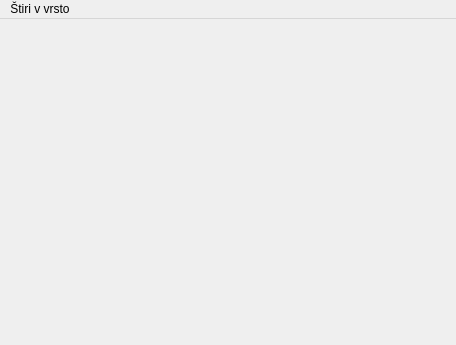
vladimirrujevic/rpoprojekt, file glavnookno.ui: the form before one commit.
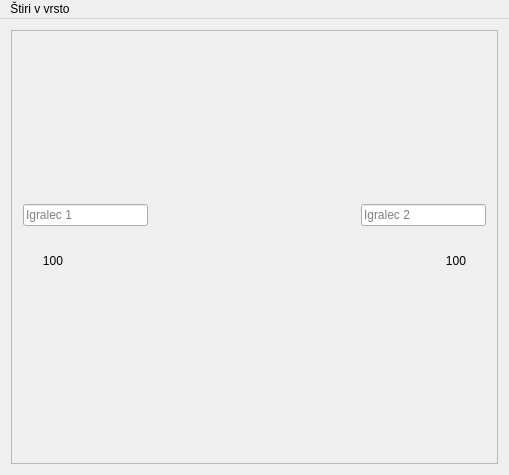
The form after the commit. Icons and pictures are not drawn.

```diff
--- a/glavnookno.ui
+++ b/glavnookno.ui
@@ -6,8 +6,8 @@
    <rect>
     <x>0</x>
     <y>0</y>
-    <width>456</width>
-    <height>345</height>
+    <width>509</width>
+    <height>475</height>
    </rect>
   </property>
   <property name="acceptDrops">
@@ -16,15 +16,220 @@
   <property name="windowTitle">
    <string>Štiri v vrsto</string>
   </property>
+  <property name="styleSheet">
+   <string notr="true"/>
+  </property>
   <widget class="QWidget" name="centralWidget">
-   <layout class="QGridLayout" name="gridLayout"/>
+   <property name="autoFillBackground">
+    <bool>false</bool>
+   </property>
+   <property name="styleSheet">
+    <string notr="true">border-image: url(:/slike/SLIKE/Ozadje2.png) 0 0 0 0 stretch;</string>
+   </property>
+   <layout class="QHBoxLayout" name="horizontalLayout_5">
+    <item>
+     <widget class="QFrame" name="frame">
+      <property name="styleSheet">
+       <string notr="true">border-image:none;</string>
+      </property>
+      <property name="frameShape">
+       <enum>QFrame::StyledPanel</enum>
+      </property>
+      <property name="frameShadow">
+       <enum>QFrame::Raised</enum>
+      </property>
+      <layout class="QVBoxLayout" name="verticalLayout_3">
+       <item>
+        <layout class="QHBoxLayout" name="horizontalLayout_3">
+         <item>
+          <layout class="QVBoxLayout" name="verticalLayout">
+           <item>
+            <widget class="QLineEdit" name="lineEdit">
+             <property name="minimumSize">
+              <size>
+               <width>125</width>
+               <height>22</height>
+              </size>
+             </property>
+             <property name="maximumSize">
+              <size>
+               <width>125</width>
+               <height>22</height>
+              </size>
+             </property>
+             <property name="inputMask">
+              <string/>
+             </property>
+             <property name="text">
+              <string/>
+             </property>
+             <property name="placeholderText">
+              <string>Igralec 1</string>
+             </property>
+            </widget>
+           </item>
+           <item>
+            <layout class="QHBoxLayout" name="horizontalLayout">
+             <item>
+              <widget class="QLabel" name="lblScore1">
+               <property name="minimumSize">
+                <size>
+                 <width>58</width>
+                 <height>58</height>
+                </size>
+               </property>
+               <property name="maximumSize">
+                <size>
+                 <width>58</width>
+                 <height>58</height>
+                </size>
+               </property>
+               <property name="styleSheet">
+                <string notr="true">font: 75 16pt &quot;Noto Sans&quot;;</string>
+               </property>
+               <property name="text">
+                <string>100</string>
+               </property>
+               <property name="alignment">
+                <set>Qt::AlignCenter</set>
+               </property>
+              </widget>
+             </item>
+             <item>
+              <widget class="QFrame" name="frame_2">
+               <property name="minimumSize">
+                <size>
+                 <width>58</width>
+                 <height>58</height>
+                </size>
+               </property>
+               <property name="maximumSize">
+                <size>
+                 <width>58</width>
+                 <height>58</height>
+                </size>
+               </property>
+               <property name="styleSheet">
+                <string notr="true">border-image: url(:/slike/SLIKE/zeton1.png);</string>
+               </property>
+               <property name="frameShape">
+                <enum>QFrame::NoFrame</enum>
+               </property>
+               <property name="frameShadow">
+                <enum>QFrame::Plain</enum>
+               </property>
+              </widget>
+             </item>
+            </layout>
+           </item>
+          </layout>
+         </item>
+         <item>
+          <spacer name="horizontalSpacer">
+           <property name="orientation">
+            <enum>Qt::Horizontal</enum>
+           </property>
+           <property name="sizeHint" stdset="0">
+            <size>
+             <width>40</width>
+             <height>20</height>
+            </size>
+           </property>
+          </spacer>
+         </item>
+         <item>
+          <layout class="QVBoxLayout" name="verticalLayout_2">
+           <item>
+            <widget class="QLineEdit" name="lineEdit_2">
+             <property name="minimumSize">
+              <size>
+               <width>125</width>
+               <height>22</height>
+              </size>
+             </property>
+             <property name="maximumSize">
+              <size>
+               <width>125</width>
+               <height>22</height>
+              </size>
+             </property>
+             <property name="placeholderText">
+              <string>Igralec 2</string>
+             </property>
+            </widget>
+           </item>
+           <item>
+            <layout class="QHBoxLayout" name="horizontalLayout_2">
+             <item>
+              <widget class="QFrame" name="frame_3">
+               <property name="minimumSize">
+                <size>
+                 <width>58</width>
+                 <height>58</height>
+                </size>
+               </property>
+               <property name="maximumSize">
+                <size>
+                 <width>58</width>
+                 <height>58</height>
+                </size>
+               </property>
+               <property name="styleSheet">
+                <string notr="true">border-image: url(:/slike/SLIKE/zeton2.png);</string>
+               </property>
+               <property name="frameShape">
+                <enum>QFrame::NoFrame</enum>
+               </property>
+               <property name="frameShadow">
+                <enum>QFrame::Plain</enum>
+               </property>
+              </widget>
+             </item>
+             <item>
+              <widget class="QLabel" name="lblScore1_2">
+               <property name="minimumSize">
+                <size>
+                 <width>58</width>
+                 <height>58</height>
+                </size>
+               </property>
+               <property name="maximumSize">
+                <size>
+                 <width>58</width>
+                 <height>58</height>
+                </size>
+               </property>
+               <property name="styleSheet">
+                <string notr="true">font: 75 16pt &quot;Noto Sans&quot;;</string>
+               </property>
+               <property name="text">
+                <string>100</string>
+               </property>
+               <property name="alignment">
+                <set>Qt::AlignCenter</set>
+               </property>
+              </widget>
+             </item>
+            </layout>
+           </item>
+          </layout>
+         </item>
+        </layout>
+       </item>
+       <item>
+        <layout class="QGridLayout" name="igralnaP"/>
+       </item>
+      </layout>
+     </widget>
+    </item>
+   </layout>
   </widget>
   <widget class="QMenuBar" name="menuBar">
    <property name="geometry">
     <rect>
      <x>0</x>
      <y>0</y>
-     <width>456</width>
+     <width>509</width>
      <height>19</height>
     </rect>
    </property>
```
